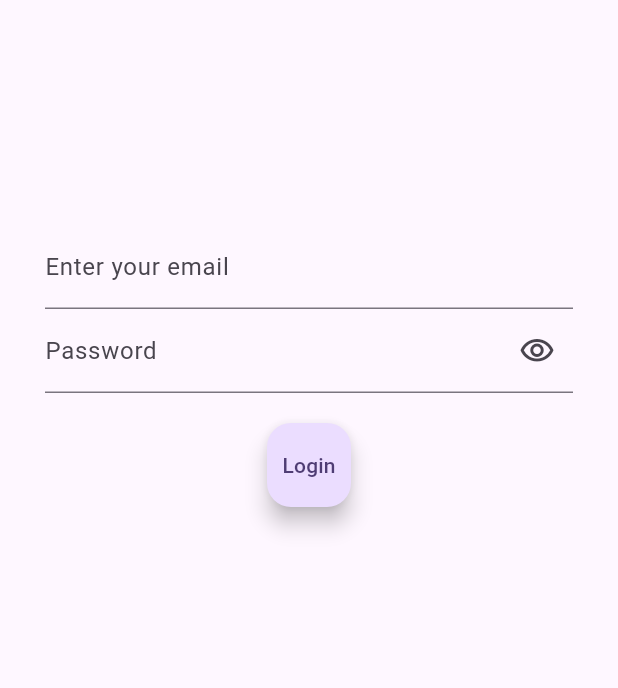
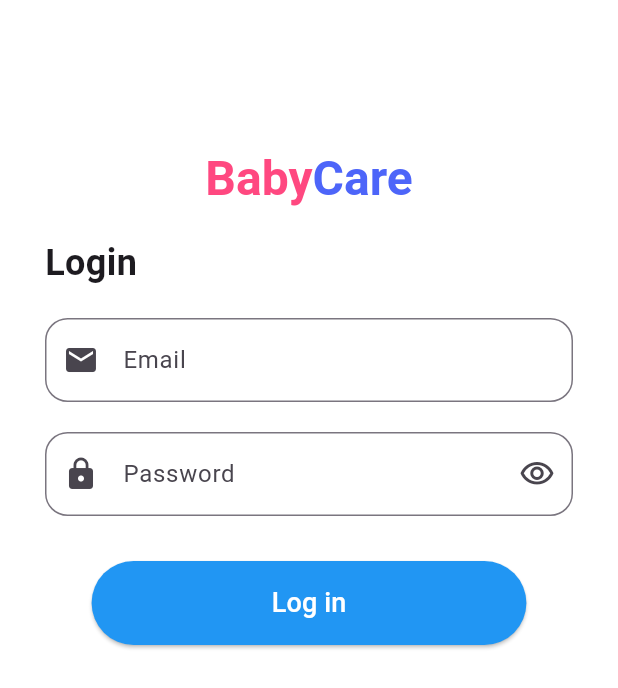
Before and after one commit to quoj/Sem4, a Flutter app: the screen it shows after launch, on a phone screen of 412 x 824 dp. Shown: the top 688 px of the screen. Run offline on Flutter 3.47's test engine with Material 3 defaults, Android fonts, the phone set to English and light mode, and no system bars; our stand-ins replace dio, flutter_native_splash, font_awesome_flutter, image_picker.

Commit message:
Update login_screen.dart

```diff
--- a/lib/screen/auth/login_screen.dart
+++ b/lib/screen/auth/login_screen.dart
@@ -2,26 +2,25 @@ import 'package:flutter/material.dart';
 import 'package:flutter_native_splash/flutter_native_splash.dart';
 import 'package:t2305m_flutter/root_page.dart';
 
-class LoginScreen extends StatefulWidget{
+class LoginScreen extends StatefulWidget {
   const LoginScreen({super.key});
+
   @override
   _StateLogin createState() => _StateLogin();
 }
-class _StateLogin extends State<LoginScreen>{
+
+class _StateLogin extends State<LoginScreen> {
   final emailController = TextEditingController();
   final passwordController = TextEditingController();
   bool _hidePassword = true;
+  bool _rememberMe = false; // Checkbox remember me
+
   login() async {
-    //get email
+    // Gọi API đăng nhập ở đây
     print(emailController.text);
-    // get password
     print(passwordController.text);
-    // call login api
-    // get auth bearer token
-    //success => save taken to client storage...
-    // redirect -> Root page
     Navigator.pushReplacement(context,
-        MaterialPageRoute(builder: (context)=> const RootPage())
+        MaterialPageRoute(builder: (context) => const RootPage())
     );
   }
 
@@ -32,10 +31,6 @@ class _StateLogin extends State<LoginScreen>{
   }
 
   void initialization() async {
-    // This is where you can initialize the resources needed by your app while
-    // the splash screen is displayed.  Remove the following example because
-    // delaying the user experience is a bad design practice!
-    // ignore_for_file: avoid_print
     print('ready in 3...');
     await Future.delayed(const Duration(seconds: 1));
     print('ready in 2...');
@@ -49,42 +44,111 @@ class _StateLogin extends State<LoginScreen>{
   @override
   Widget build(BuildContext context) {
     return Scaffold(
-      body: Padding(
-        padding: EdgeInsets.symmetric(vertical: 150.0, horizontal: 30.0),
+      body: Container(
+        decoration: BoxDecoration(
+          gradient: LinearGradient(
+            colors: [Colors.white, Colors.white],
+            begin: Alignment.topCenter,
+            end: Alignment.bottomCenter,
+          ),
+        ),
+        padding: EdgeInsets.symmetric(vertical: 100.0, horizontal: 30.0),
         child: Column(
+          crossAxisAlignment: CrossAxisAlignment.start,
           children: [
+            // Sửa phần tiêu đề "BabyCare" thành RichText
+            Center(
+              child: RichText(
+                text: TextSpan(
+                  children: [
+                    TextSpan(
+                      text: "Baby",
+                      style: TextStyle(
+                        color: Color(0xFFFF4880), // Màu của "Baby"
+                        fontSize: 32.0,
+                        fontWeight: FontWeight.bold,
+                      ),
+                    ),
+                    TextSpan(
+                      text: "Care",
+                      style: TextStyle(
+                        color: Color(0xFF4D65F9), // Màu của "Care"
+                        fontSize: 32.0,
+                        fontWeight: FontWeight.bold,
+                      ),
+                    ),
+                  ],
+                ),
+              ),
+            ),
+
+            const SizedBox(height: 10),
+            const SizedBox(height: 10),
+            const Text(
+              "Login",
+              style: TextStyle(
+                fontSize: 24,
+                fontWeight: FontWeight.bold,
+              ),
+            ),
+            const SizedBox(height: 20),
             TextField(
               controller: emailController,
-              decoration:const InputDecoration(
-                  border: UnderlineInputBorder(),
-                  labelText: "Enter your email"
+              decoration: const InputDecoration(
+                border: OutlineInputBorder(
+                  borderRadius: BorderRadius.all(Radius.circular(15.0)), // Bo tròn viền
+                ),
+                labelText: "Email",
+                prefixIcon: Icon(Icons.email),
               ),
             ),
+            const SizedBox(height: 20),
             TextField(
               controller: passwordController,
               obscureText: _hidePassword,
               decoration: InputDecoration(
-                  border: UnderlineInputBorder(),
+                border: const OutlineInputBorder(
+                  borderRadius: BorderRadius.all(Radius.circular(15.0)), // Bo tròn viền
+                ),
                 labelText: "Password",
+                prefixIcon: const Icon(Icons.lock),
                 suffixIcon: IconButton(
                   icon: Icon(
-                      _hidePassword?Icons.visibility_outlined:Icons.visibility_off_outlined
+                    _hidePassword ? Icons.visibility_outlined : Icons.visibility_off_outlined,
                   ),
-                    onPressed: (){
+                  onPressed: () {
                     setState(() {
                       _hidePassword = !_hidePassword;
                     });
                   },
-                  )
                 ),
               ),
-            Padding(
-              padding: EdgeInsets.all(20.0),
-              child: FloatingActionButton(
+            ),
+
+            const SizedBox(height: 20),
+
+            const SizedBox(height: 10),
+            Center(
+              child: ElevatedButton(
                 onPressed: login,
-                child: Text("Login"),
+                style: ElevatedButton.styleFrom(
+                  backgroundColor: Colors.blue,
+                  padding: const EdgeInsets.symmetric(horizontal: 120, vertical: 15),
+                  shape: RoundedRectangleBorder(
+                    borderRadius: BorderRadius.circular(30),
                   ),
-            )
+                ),
+                child: const Text(
+                  "Log in",
+                  style: TextStyle(
+                    fontSize: 18,
+                    color: Colors.white, // Thêm màu chữ cho nút "Log in"
+                  ),
+                ),
+              ),
+            ),
+            const SizedBox(height: 10),
+
           ],
         ),
       ),
```
Lines whose indentation alone changed are shown as unchanged.
